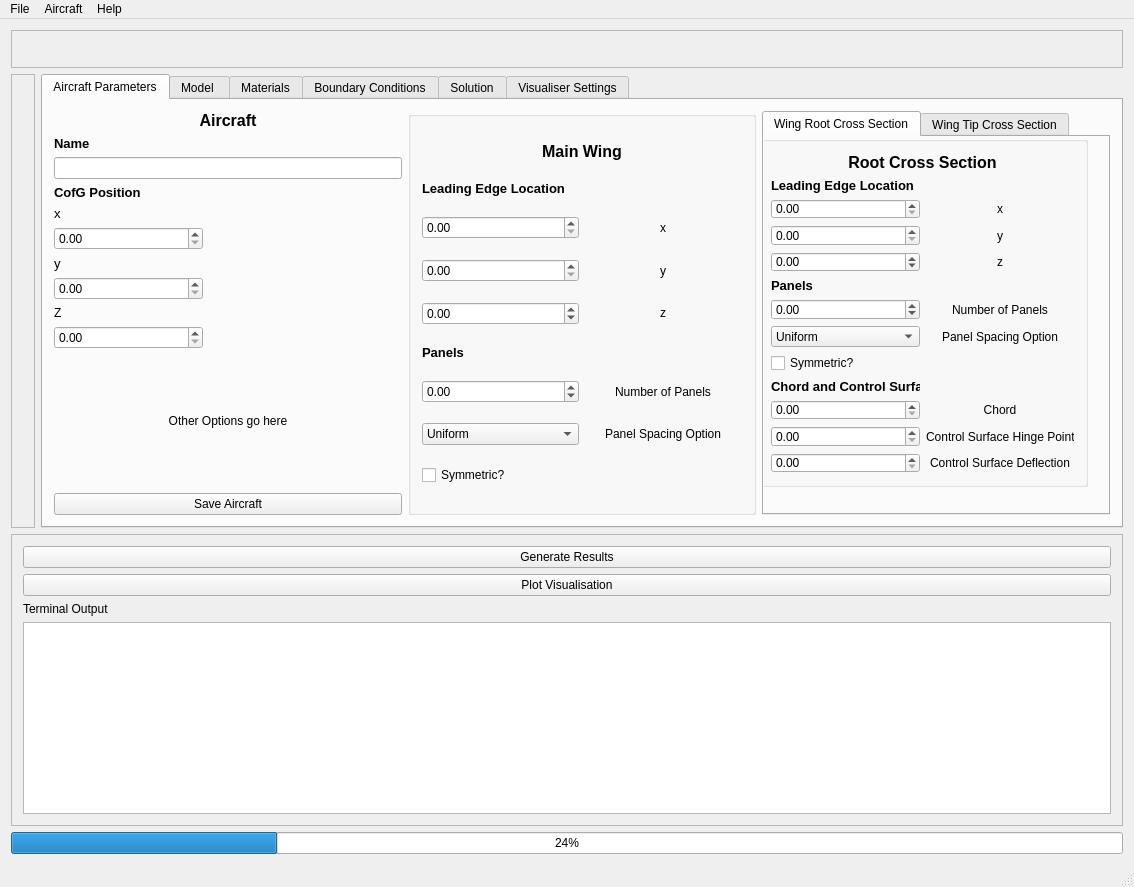
Before: the Qt Designer form pterasoftware/ui_resources/mainWindow.ui in camUrban/PteraSoftware, drawn with Qt 5.
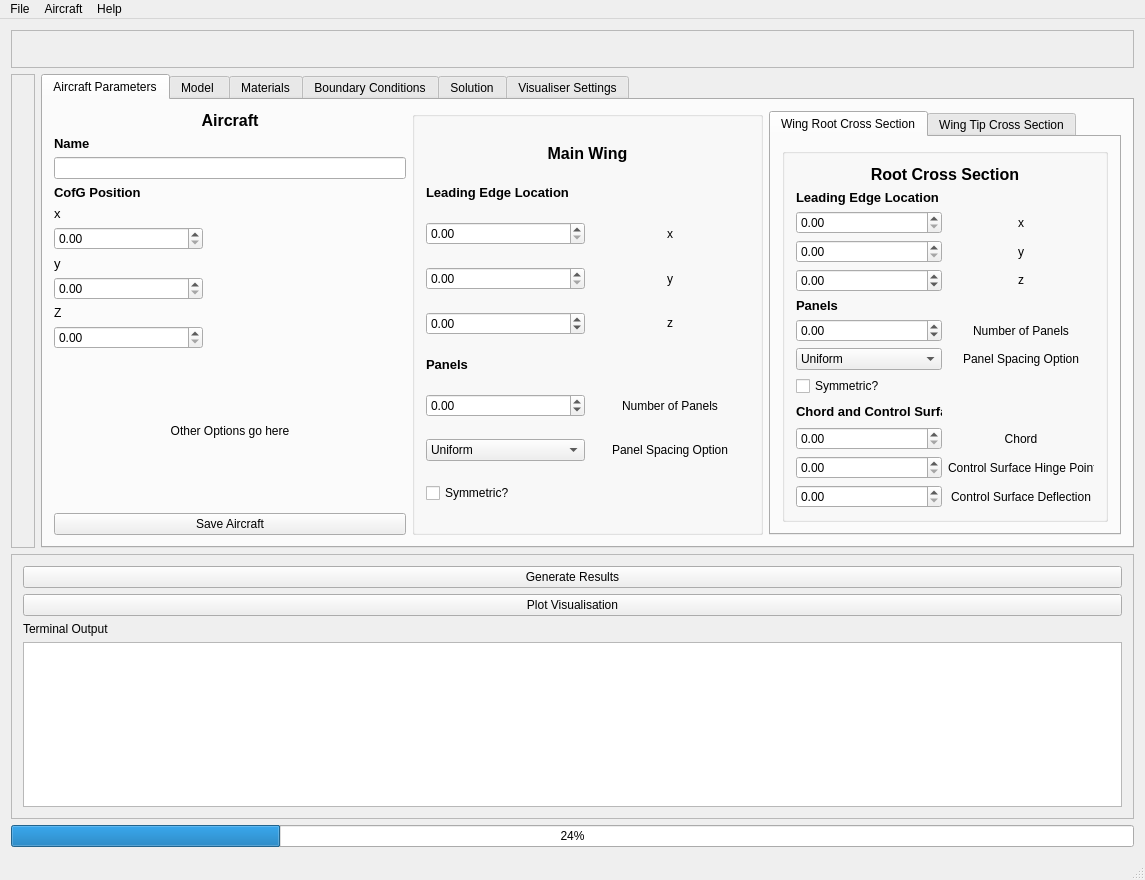
After: the same form once the commit is applied. The open tabs and pages were chosen to show the change. Icons and pictures are not drawn.

Commit message: Improve imbedded tabs

Patch:
```diff
--- a/pterasoftware/ui_resources/mainWindow.ui
+++ b/pterasoftware/ui_resources/mainWindow.ui
@@ -6,8 +6,8 @@
    <rect>
     <x>0</x>
     <y>0</y>
-    <width>1134</width>
-    <height>887</height>
+    <width>1145</width>
+    <height>880</height>
    </rect>
   </property>
   <property name="sizePolicy">
@@ -454,21 +454,15 @@
            <attribute name="title">
             <string>Wing Root Cross Section</string>
            </attribute>
-           <widget class="QGroupBox" name="groupBox_3">
-            <property name="geometry">
-             <rect>
-              <x>-7</x>
-              <y>-1</y>
-              <width>331</width>
-              <height>351</height>
-             </rect>
-            </property>
+           <layout class="QGridLayout" name="gridLayout_3">
+            <item row="0" column="0">
+             <widget class="QGroupBox" name="groupBox_8">
             <property name="title">
              <string/>
             </property>
-            <layout class="QGridLayout" name="gridLayout_7">
+              <layout class="QGridLayout" name="gridLayout_11">
              <item row="12" column="0">
-              <widget class="QLabel" name="label_32">
+                <widget class="QLabel" name="label_69">
                <property name="font">
                 <font>
                  <pointsize>10</pointsize>
@@ -482,7 +476,7 @@
               </widget>
              </item>
              <item row="7" column="0">
-              <widget class="QLabel" name="label_30">
+                <widget class="QLabel" name="label_70">
                <property name="sizePolicy">
                 <sizepolicy hsizetype="Preferred" vsizetype="Maximum">
                  <horstretch>0</horstretch>
@@ -502,14 +496,14 @@
               </widget>
              </item>
              <item row="11" column="0">
-              <widget class="QCheckBox" name="checkBox_2">
+                <widget class="QCheckBox" name="checkBox_6">
                <property name="text">
                 <string>Symmetric?</string>
                </property>
               </widget>
              </item>
              <item row="5" column="0">
-              <widget class="QDoubleSpinBox" name="q_alpha_3">
+                <widget class="QDoubleSpinBox" name="q_alpha_7">
                <property name="minimum">
                 <double>-33.000000000000000</double>
                </property>
@@ -519,7 +513,7 @@
               </widget>
              </item>
              <item row="3" column="0">
-              <widget class="QDoubleSpinBox" name="q_x_3">
+                <widget class="QDoubleSpinBox" name="q_x_7">
                <property name="suffix">
                 <string/>
                </property>
@@ -529,28 +523,28 @@
               </widget>
              </item>
              <item row="10" column="1" alignment="Qt::AlignHCenter">
-              <widget class="QLabel" name="label_29">
+                <widget class="QLabel" name="label_71">
                <property name="text">
                 <string>Panel Spacing Option</string>
                </property>
               </widget>
              </item>
              <item row="5" column="1" alignment="Qt::AlignHCenter">
-              <widget class="QLabel" name="label_31">
+                <widget class="QLabel" name="label_72">
                <property name="text">
                 <string>&lt;html&gt;&lt;head/&gt;&lt;body&gt;&lt;p&gt;z&lt;/p&gt;&lt;/body&gt;&lt;/html&gt;</string>
                </property>
               </widget>
              </item>
              <item row="4" column="1" alignment="Qt::AlignHCenter">
-              <widget class="QLabel" name="label_23">
+                <widget class="QLabel" name="label_73">
                <property name="text">
                 <string>y</string>
                </property>
               </widget>
              </item>
              <item row="8" column="1" alignment="Qt::AlignHCenter">
-              <widget class="QLabel" name="label_25">
+                <widget class="QLabel" name="label_74">
                <property name="sizePolicy">
                 <sizepolicy hsizetype="MinimumExpanding" vsizetype="Preferred">
                  <horstretch>0</horstretch>
@@ -569,7 +563,7 @@
               </widget>
              </item>
              <item row="8" column="0">
-              <widget class="QDoubleSpinBox" name="q_beta_3">
+                <widget class="QDoubleSpinBox" name="q_beta_7">
                <property name="minimum">
                 <double>-50.000000000000000</double>
                </property>
@@ -579,7 +573,7 @@
               </widget>
              </item>
              <item row="10" column="0">
-              <widget class="QComboBox" name="comboBox_2">
+                <widget class="QComboBox" name="comboBox_6">
                <item>
                 <property name="text">
                  <string>Uniform</string>
@@ -598,10 +592,10 @@
               </widget>
              </item>
              <item row="14" column="0">
-              <widget class="QDoubleSpinBox" name="doubleSpinBox_5"/>
+                <widget class="QDoubleSpinBox" name="doubleSpinBox_16"/>
              </item>
              <item row="13" column="1">
-              <widget class="QLabel" name="label_33">
+                <widget class="QLabel" name="label_75">
                <property name="text">
                 <string>Chord</string>
                </property>
@@ -611,24 +605,24 @@
               </widget>
              </item>
              <item row="13" column="0">
-              <widget class="QDoubleSpinBox" name="doubleSpinBox_4"/>
+                <widget class="QDoubleSpinBox" name="doubleSpinBox_17"/>
              </item>
              <item row="4" column="0">
-              <widget class="QDoubleSpinBox" name="q_y_3">
+                <widget class="QDoubleSpinBox" name="q_y_7">
                <property name="maximum">
                 <double>49.000000000000000</double>
                </property>
               </widget>
              </item>
              <item row="14" column="1">
-              <widget class="QLabel" name="label_34">
+                <widget class="QLabel" name="label_76">
                <property name="text">
                 <string>Control Surface Hinge Point</string>
                </property>
               </widget>
              </item>
              <item row="0" column="0" colspan="2">
-              <widget class="QLabel" name="MainWingLabel_2">
+                <widget class="QLabel" name="MainWingLabel_6">
                <property name="sizePolicy">
                 <sizepolicy hsizetype="Minimum" vsizetype="Maximum">
                  <horstretch>0</horstretch>
@@ -660,7 +654,7 @@
               </widget>
              </item>
              <item row="2" column="0" colspan="2">
-              <widget class="QLabel" name="label_24">
+                <widget class="QLabel" name="label_77">
                <property name="sizePolicy">
                 <sizepolicy hsizetype="Preferred" vsizetype="Maximum">
                  <horstretch>0</horstretch>
@@ -680,17 +674,17 @@
               </widget>
              </item>
              <item row="3" column="1" alignment="Qt::AlignHCenter">
-              <widget class="QLabel" name="label_20">
+                <widget class="QLabel" name="label_78">
                <property name="text">
                 <string>x</string>
                </property>
               </widget>
              </item>
              <item row="15" column="0">
-              <widget class="QDoubleSpinBox" name="doubleSpinBox_6"/>
+                <widget class="QDoubleSpinBox" name="doubleSpinBox_18"/>
              </item>
              <item row="15" column="1">
-              <widget class="QLabel" name="label_35">
+                <widget class="QLabel" name="label_79">
                <property name="text">
                 <string>Control Surface Deflection</string>
                </property>
@@ -701,45 +695,15 @@
              </item>
             </layout>
            </widget>
+            </item>
+           </layout>
           </widget>
           <widget class="QWidget" name="tab_8">
            <attribute name="title">
             <string>Wing Tip Cross Section</string>
            </attribute>
-           <widget class="QTabWidget" name="tabWidget_3">
-            <property name="geometry">
-             <rect>
-              <x>0</x>
-              <y>-20</y>
-              <width>324</width>
-              <height>371</height>
-             </rect>
-            </property>
-            <property name="sizePolicy">
-             <sizepolicy hsizetype="Ignored" vsizetype="Expanding">
-              <horstretch>0</horstretch>
-              <verstretch>0</verstretch>
-             </sizepolicy>
-            </property>
-            <property name="currentIndex">
-             <number>0</number>
-            </property>
-            <widget class="QWidget" name="tab_13">
-             <property name="sizePolicy">
-              <sizepolicy hsizetype="MinimumExpanding" vsizetype="Preferred">
-               <horstretch>0</horstretch>
-               <verstretch>0</verstretch>
-              </sizepolicy>
-             </property>
-             <property name="minimumSize">
-              <size>
-               <width>318</width>
-               <height>0</height>
-              </size>
-             </property>
-             <attribute name="title">
-              <string>Wing Root Cross Section</string>
-             </attribute>
+           <layout class="QGridLayout" name="gridLayout_7">
+            <item row="0" column="0">
              <widget class="QGroupBox" name="groupBox_7">
               <property name="geometry">
                <rect>
@@ -987,13 +951,8 @@
                </item>
               </layout>
              </widget>
-            </widget>
-            <widget class="QWidget" name="tab_14">
-             <attribute name="title">
-              <string>Wing Tip Cross Section</string>
-             </attribute>
-            </widget>
-           </widget>
+            </item>
+           </layout>
           </widget>
          </widget>
         </item>
@@ -1276,7 +1235,7 @@
        <item row="0" column="0">
         <widget class="QLabel" name="Logo">
          <property name="text">
-          <string>&lt;html&gt;&lt;head/&gt;&lt;body&gt;&lt;p&gt;&lt;img src=&quot;docs/logo.png&quot;/&gt;&lt;/p&gt;&lt;/body&gt;&lt;/html&gt;</string>
+          <string>&lt;html&gt;&lt;head/&gt;&lt;body&gt;&lt;p&gt;&lt;img src=&quot;docs/Black_Text_Logo.png&quot;/&gt;&lt;/p&gt;&lt;/body&gt;&lt;/html&gt;</string>
          </property>
          <property name="alignment">
           <set>Qt::AlignCenter</set>
@@ -1349,7 +1308,7 @@
     <rect>
      <x>0</x>
      <y>0</y>
-     <width>1134</width>
+     <width>1145</width>
      <height>21</height>
     </rect>
    </property>
```
Left out of the diff: 8 changed lines with no effect on the pictures. Lines whose indentation alone changed are shown as unchanged. The commit also changes 1 other file.
